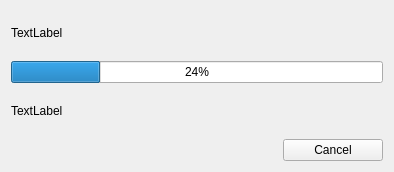
Old version of the form ui/ProgressDialog.ui in the repository danielhsu021202/PythonCBAS.
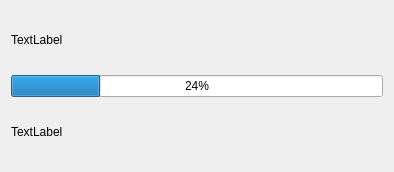
New version of the form.

```diff
--- a/ui/ProgressDialog.ui
+++ b/ui/ProgressDialog.ui
@@ -35,39 +35,6 @@
      </property>
     </widget>
    </item>
-   <item>
-    <layout class="QHBoxLayout" name="horizontalLayout">
-     <item>
-      <spacer name="horizontalSpacer">
-       <property name="orientation">
-        <enum>Qt::Horizontal</enum>
-       </property>
-       <property name="sizeHint" stdset="0">
-        <size>
-         <width>40</width>
-         <height>20</height>
-        </size>
-       </property>
-      </spacer>
-     </item>
-     <item>
-      <widget class="QPushButton" name="cancelButton">
-       <property name="minimumSize">
-        <size>
-         <width>100</width>
-         <height>0</height>
-        </size>
-       </property>
-       <property name="text">
-        <string>Cancel</string>
-       </property>
-       <property name="autoDefault">
-        <bool>false</bool>
-       </property>
-      </widget>
-     </item>
-    </layout>
-   </item>
   </layout>
  </widget>
  <resources/>
```
